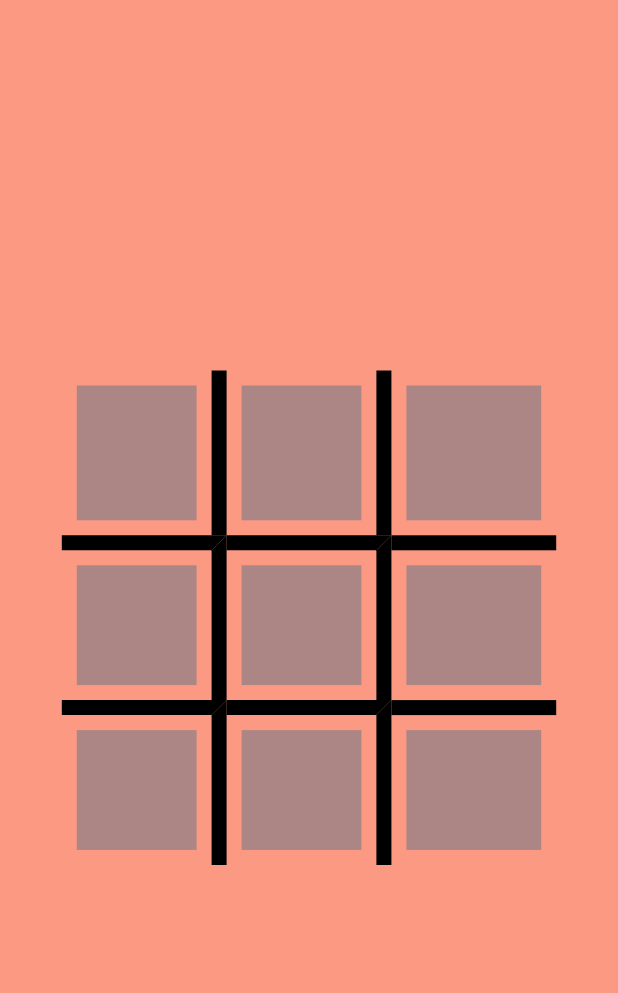
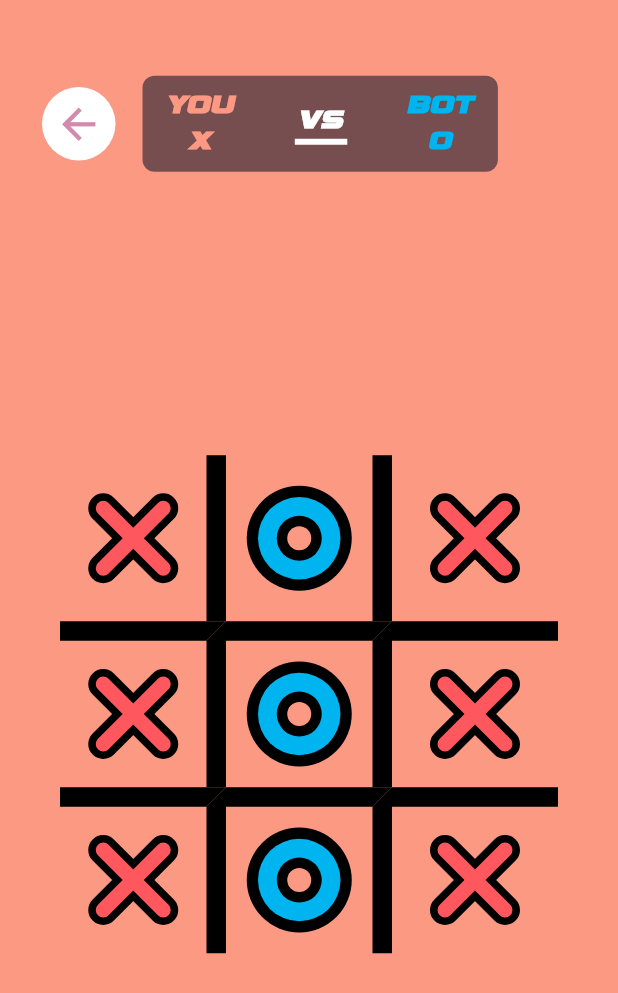
Before and after one commit to essamalrawi/fun_time, a Flutter app: the TicTacToeView screen opened by its route, on a phone screen of 412 x 824 dp. Shown: the top 993 px of the screen. Run offline on Flutter 3.47's test engine with Material 3 defaults, Android fonts, the phone set to English and light mode, and no system bars; our stand-ins replace firebase_core, font_awesome_flutter; accounts and stored records are empty.

Commit message:
done xo view

```diff
--- a/lib/core/utils/app_images.dart
+++ b/lib/core/utils/app_images.dart
@@ -1,10 +1,6 @@
 // ignore_for_file: prefer_single_quotes
 class Assets {
   Assets._();
-
-  /// Assets for images1
-  /// assets/images/1.png
-  static const String images1 = "assets/images/1.png";
 
   /// Assets for imagesAvatars1
   /// assets/images/avatars/1.png
@@ -126,6 +122,14 @@ class Assets {
   /// assets/images/avatars/9.png
   static const String imagesAvatars9 = "assets/images/avatars/9.png";
 
+  /// Assets for imagesGamesAvatarXo
+  /// assets/images/games_avatar/xo.png
+  static const String imagesGamesAvatarXo = "assets/images/games_avatar/xo.png";
+
+  /// Assets for imagesIconsArrowBack
+  /// assets/images/icons/arrow_back.svg
+  static const String imagesIconsArrowBack = "assets/images/icons/arrow_back.svg";
+
   /// Assets for imagesLogo
   /// assets/images/logo.png
   static const String imagesLogo = "assets/images/logo.png";
--- /dev/null
+++ b/lib/features/xo/presentation/views/widgets/custom_tic_tac_toe_app_bar.dart
@@ -0,0 +1,21 @@
+import 'package:flutter/material.dart';
+
+import 'custom_xo_button.dart';
+import 'game_result.dart';
+
+class CustomTicTacToeAppBar extends StatelessWidget {
+  const CustomTicTacToeAppBar({super.key});
+
+  @override
+  Widget build(BuildContext context) {
+    return Row(
+      children: [
+        CustomXoButton(),
+        SizedBox(
+          width: 10,
+        ),
+        GameResult(),
+      ],
+    );
+  }
+}
--- /dev/null
+++ b/lib/features/xo/presentation/views/widgets/custom_xo_button.dart
@@ -0,0 +1,25 @@
+import 'package:flutter/material.dart';
+
+class CustomXoButton extends StatelessWidget {
+  const CustomXoButton({
+    super.key,
+  });
+
+  @override
+  Widget build(BuildContext context) {
+    return IconButton(
+        onPressed: () {},
+        icon: Container(
+          padding: EdgeInsets.all(8),
+          decoration: BoxDecoration(
+            color: Colors.white,
+            borderRadius: BorderRadius.circular(100),
+          ),
+          child: Icon(
+            Icons.arrow_back,
+            color: Color(0xffD38BAD),
+            size: 33,
+          ),
+        ));
+  }
+}
--- /dev/null
+++ b/lib/features/xo/presentation/views/widgets/game_result.dart
@@ -0,0 +1,87 @@
+import 'package:flutter/material.dart';
+
+class GameResult extends StatelessWidget {
+  const GameResult({super.key});
+
+  @override
+  Widget build(BuildContext context) {
+    const double fontWidth = 17;
+    return Container(
+      decoration: BoxDecoration(
+        borderRadius: BorderRadius.circular(8),
+        color: Color(0xff764e50),
+      ),
+      child: Padding(
+        padding: const EdgeInsets.symmetric(horizontal: 16, vertical: 8),
+        child: Row(
+          children: [
+            Column(
+              children: [
+                Text(
+                  "YOU",
+                  style: TextStyle(
+                      color: Color(0xffFC9983),
+                      fontWeight: FontWeight.w900,
+                      fontSize: fontWidth,
+                      fontFamily: "Vinpnago"),
+                ),
+                Text(
+                  "X",
+                  style: TextStyle(
+                      color: Color(0xffFC9983),
+                      fontWeight: FontWeight.w900,
+                      fontSize: fontWidth,
+                      fontFamily: "Vinpnago"),
+                )
+              ],
+            ),
+            SizedBox(
+              width: 40,
+            ),
+            Column(
+              mainAxisAlignment: MainAxisAlignment.start,
+              children: [
+                Text(
+                  "VS",
+                  style: TextStyle(
+                      color: Color.fromARGB(255, 253, 255, 255),
+                      fontWeight: FontWeight.w900,
+                      fontSize: fontWidth,
+                      fontFamily: "Vinpnago"),
+                ),
+                Container(
+                  width: 35,
+                  height: 4,
+                  color: Colors.white,
+                )
+              ],
+            ),
+            SizedBox(
+              width: 40,
+            ),
+            Column(
+              children: [
+                Text(
+                  "BOT",
+                  style: TextStyle(
+                      color: Color(0xff00B4EF),
+                      fontWeight: FontWeight.w900,
+                      fontSize: fontWidth,
+                      fontFamily: "Vinpnago"),
+                ),
+                Text(
+                  "O",
+                  style: TextStyle(
+                      color: Color(0xff00B4EF),
+                      fontWeight: FontWeight.w900,
+                      fontSize: fontWidth,
+                      fontFamily: "Vinpnago"),
+                )
+              ],
+            ),
+          ],
+        ),
+      ),
+    );
+  }
+}
--- /dev/null
+++ b/lib/features/xo/presentation/views/widgets/grid_build_game.dart
@@ -0,0 +1,43 @@
+import 'package:flutter/material.dart';
+import 'package:fun_time/features/xo/presentation/views/widgets/o_symbol.dart';
+import 'package:fun_time/features/xo/presentation/views/widgets/x_symbol.dart';
+
+class GridBuildGame extends StatelessWidget {
+  const GridBuildGame({super.key});
+
+  @override
+  Widget build(BuildContext context) {
+    const double borderWidth = 13;
+    return GridView.builder(
+      shrinkWrap: true,
+      physics: NeverScrollableScrollPhysics(),
+      itemCount: 9,
+      gridDelegate:
+          SliverGridDelegateWithFixedCrossAxisCount(crossAxisCount: 3),
+      itemBuilder: (context, index) {
+        return GestureDetector(
+          onTap: () {},
+          child: Container(
+            decoration: BoxDecoration(
+                border: Border(
+                    top: index >= 3
+                        ? BorderSide(
+                            color: Colors.black,
+                            width: borderWidth,
+                          )
+                        : BorderSide.none,
+                    right: index % 3 != 2
+                        ? BorderSide(
+                            color: Colors.black,
+                            width: borderWidth,
+                          )
+                        : BorderSide.none)),
+            child: Center(
+              child: index % 3 != 1 ? XSymbol() : OSymbol(),
+            ),
+          ),
+        );
+      },
+    );
+  }
+}
--- /dev/null
+++ b/lib/features/xo/presentation/views/widgets/o_symbol.dart
@@ -0,0 +1,47 @@
+import 'package:flutter/material.dart';
+
+class OSymbol extends StatelessWidget {
+  const OSymbol({super.key});
+
+  @override
+  Widget build(BuildContext context) {
+    return Container(
+      width: 70,
+      height: 70,
+      decoration: BoxDecoration(
+        color: Colors.black,
+        borderRadius: BorderRadius.circular(100),
+      ),
+      child: Center(
+        child: Container(
+          width: 55,
+          height: 55,
+          decoration: BoxDecoration(
+            color: Color(0xff00B4EF),
+            borderRadius: BorderRadius.circular(100),
+          ),
+          child: Center(
+            child: Container(
+              width: 30,
+              height: 30,
+              decoration: BoxDecoration(
+                color: Color.fromARGB(255, 0, 0, 0),
+                borderRadius: BorderRadius.circular(100),
+              ),
+              child: Center(
+                child: Container(
+                  width: 16,
+                  height: 16,
+                  decoration: BoxDecoration(
+                    color: Color(0xffFC9983),
+                    borderRadius: BorderRadius.circular(100),
+                  ),
+                ),
+              ),
+            ),
+          ),
+        ),
+      ),
+    );
+  }
+}
--- a/lib/features/xo/presentation/views/widgets/tic_tac_toe_view_body.dart
+++ b/lib/features/xo/presentation/views/widgets/tic_tac_toe_view_body.dart
@@ -1,62 +1,33 @@
 import 'package:flutter/material.dart';
+import 'package:fun_time/features/xo/presentation/views/widgets/grid_build_game.dart';
+import 'custom_tic_tac_toe_app_bar.dart';
 
-class TicTacToeViewBody extends StatelessWidget {
+class TicTacToeViewBody extends StatefulWidget {
   const TicTacToeViewBody({super.key});
 
   @override
+  State<TicTacToeViewBody> createState() => _TicTacToeViewBodyState();
+}
+
+class _TicTacToeViewBodyState extends State<TicTacToeViewBody> {
+  String displayExOh = '';
+  @override
   Widget build(BuildContext context) {
     return Column(
-      mainAxisAlignment: MainAxisAlignment.center,
       children: [
-        Center(
-          child: SizedBox(
-            width: MediaQuery.sizeOf(context).width * 0.8,
-            height: 330,
-            child: GridView.count(
-              crossAxisCount: 3,
-              shrinkWrap: true,
-              physics: NeverScrollableScrollPhysics(),
-              children: List.generate(9, (index) {
-                const double borderWidth = 10.0;
-
-                Border border = Border(
-                  top: index >= 3
-                      ? const BorderSide(
-                          color: Colors.black, width: borderWidth)
-                      : BorderSide.none,
-                  right: index % 3 != 2
-                      ? const BorderSide(
-                          color: Colors.black, width: borderWidth)
-                      : BorderSide.none,
-                );
-
-                return Container(
-                  decoration: BoxDecoration(
-                    border: border,
-                  ),
-                  child: XContainerTTicTacToe(),
-                );
-              }),
-            ),
+        Padding(
+          padding: const EdgeInsets.only(left: 20, right: 20, top: 50),
+          child: CustomTicTacToeAppBar(),
+        ),
+        Spacer(),
+        Padding(
+          padding: const EdgeInsets.all(40),
+          child: Center(
+            child: GridBuildGame(),
           ),
         ),
+        Spacer(),
       ],
     );
   }
 }
-
-class XContainerTTicTacToe extends StatelessWidget {
-  const XContainerTTicTacToe({super.key});
-
-  @override
-  Widget build(BuildContext context) {
-    return Padding(
-      padding: EdgeInsets.all(10),
-      child: Container(
-        width: 10,
-        height: 10,
-        color: const Color.fromARGB(255, 172, 133, 133),
-      ),
-    );
-  }
-}
--- /dev/null
+++ b/lib/features/xo/presentation/views/widgets/x_symbol.dart
@@ -0,0 +1,55 @@
+import 'package:flutter/material.dart';
+
+class XSymbol extends StatelessWidget {
+  const XSymbol({super.key});
+
+  @override
+  Widget build(BuildContext context) {
+    return CustomPaint(
+      size: Size(40, 40),
+      painter: XSymbolPainter(),
+    );
+  }
+}
+
+class XSymbolPainter extends CustomPainter {
+  @override
+  void paint(Canvas canvas, Size size) {
+    final borderPaint = Paint()
+      ..color = Colors.black
+      ..strokeWidth = 20
+      ..strokeCap = StrokeCap.round;
+
+    final xPaint = Paint()
+      ..color = Color(0xffFE585E)
+      ..strokeWidth = 10
+      ..strokeCap = StrokeCap.round;
+
+    // Draw black border
+    canvas.drawLine(
+      Offset(0, 0),
+      Offset(size.width, size.height),
+      borderPaint,
+    );
+    canvas.drawLine(
+      Offset(0, size.height),
+      Offset(size.width, 0),
+      borderPaint,
+    );
+
+    // Draw red "X" (Slightly smaller stroke)
+    canvas.drawLine(
+      Offset(0, 0),
+      Offset(size.width, size.height),
+      xPaint,
+    );
+    canvas.drawLine(
+      Offset(0, size.height),
+      Offset(size.width, 0),
+      xPaint,
+    );
+  }
+
+  @override
+  bool shouldRepaint(CustomPainter oldDelegate) => false;
+}
--- a/pubspec.yaml
+++ b/pubspec.yaml
@@ -27,6 +27,7 @@ flutter:
     - assets/images/
     - assets/images/games_avatar/
     - assets/images/avatars/
+    - assets/images/icons/
   fonts:
     - family: Fredoka
       fonts:
@@ -34,6 +35,9 @@ flutter:
     - family: PressStart
       fonts:
         - asset: assets/fonts/PressStart2P-Regular.ttf
+    - family: Vinpnago
+      fonts:
+        - asset: assets/fonts/Vipnagorgialla Bd It.otf
 
 flutter_launcher_icons:
   android: "launcher_icon"
```
Also changed, not shown: assets/2.png (deleted), assets/fonts/SuperPixel-m2L8j.ttf (added), assets/fonts/Vipnagorgialla Bd It.otf (added), assets/images/..png (deleted), assets/images/1.png (deleted), assets/images/icons/arrow_back.svg (added), 4 other files.
